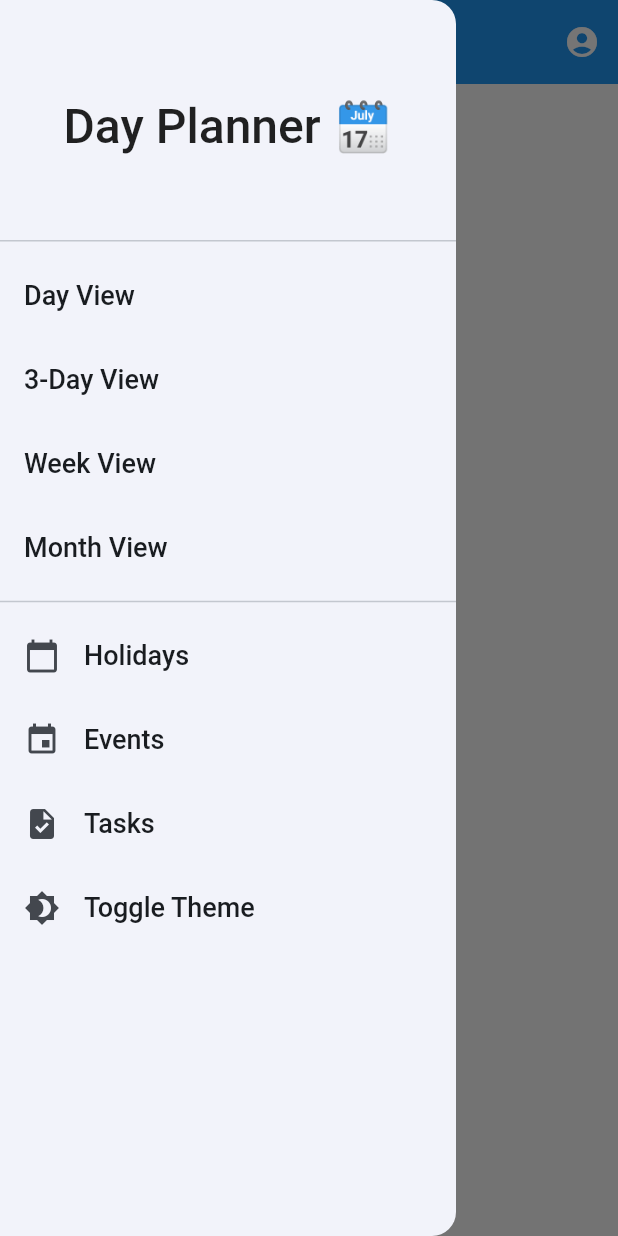
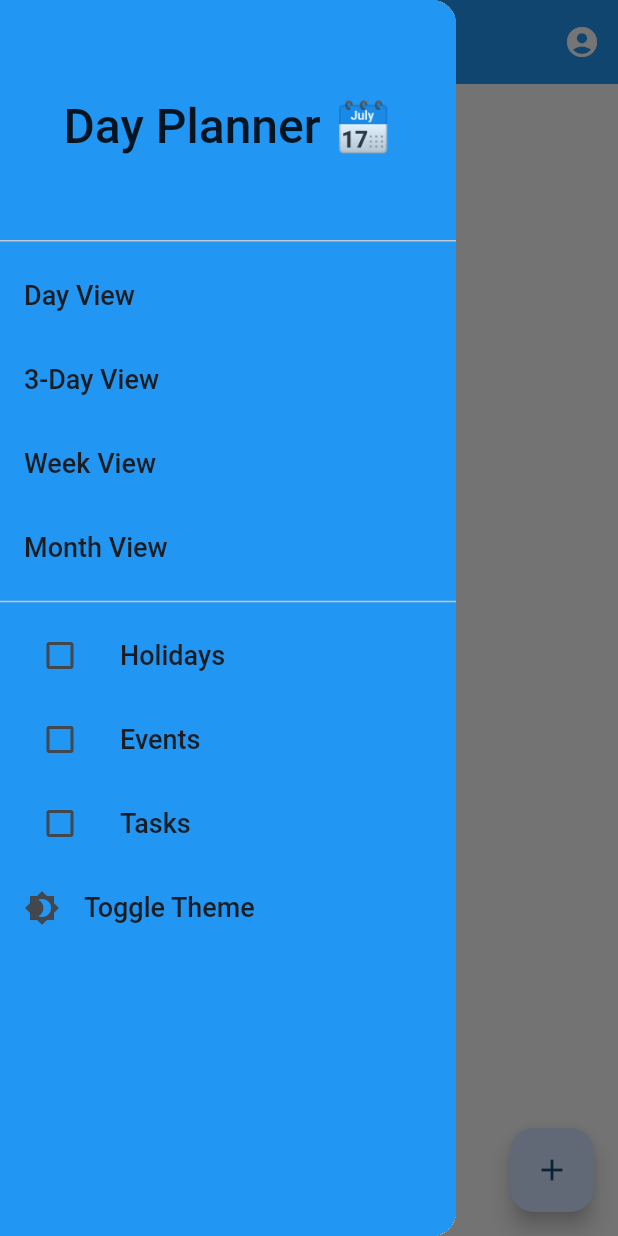
Before and after one commit to Akenooz/software-dev-repos, a Flutter app: the screen it shows after launch, with the side drawer open, on a phone screen of 412 x 824 dp. Run offline on Flutter 3.47's test engine with Material 2 defaults, Android fonts, the phone set to English and light mode, and no system bars.

Commit message:
color issue fixed

```diff
--- a/dev/lib/main.dart
+++ b/dev/lib/main.dart
@@ -27,7 +27,7 @@ class _MyAppState extends State<MyApp> {
   );
 
   final ThemeData darkTheme = ThemeData.dark().copyWith(
-    primaryColor: Color.fromARGB(255, 52, 255, 93),
+    primaryColor: Color.fromARGB(255, 255, 0, 0),
     platform: TargetPlatform.android,
     brightness: Brightness.dark,
     useMaterial3: true,
@@ -36,10 +36,10 @@ class _MyAppState extends State<MyApp> {
       bodyLarge: TextStyle(fontSize: 18, color: Colors.white),
     ),
     appBarTheme: const AppBarTheme(
-      color: Colors.blueGrey,
+      color: Colors.blue,
       iconTheme: IconThemeData(color: Colors.white),
     ),
-    colorScheme: ColorScheme.fromSeed(seedColor: Colors.blueGrey),
+    colorScheme: ColorScheme.fromSeed(seedColor: Color.fromARGB(255, 255, 255, 255)),
   );
 
   ThemeMode _themeMode = ThemeMode.light;
@@ -71,6 +71,8 @@ class _MyAppState extends State<MyApp> {
           ],
         ),
         drawer: Drawer(
+          child: Container(
+            color: darkTheme.appBarTheme.color, // Set drawer background color
             child: ListView(
               children: [
                 DrawerHeader(
@@ -105,27 +107,33 @@ class _MyAppState extends State<MyApp> {
                     // Handle month view
                   },
                 ),
-              Divider(), // Divider for separation
+                Divider(),
                 ListTile(
                   title: Text("Holidays"),
-                leading: Icon(Icons.calendar_today),
-                onTap: () {
-                  // Handle holidays
+                  leading: Checkbox(
+                    value: false, // Replace with the holiday checkbox value
+                    onChanged: (value) {
+                      // Handle holiday checkbox
                     },
+                  ),
                 ),
                 ListTile(
                   title: Text("Events"),
-                leading: Icon(Icons.event),
-                onTap: () {
-                  // Handle events
+                  leading: Checkbox(
+                    value: false, // Replace with the events checkbox value
+                    onChanged: (value) {
+                      // Handle events checkbox
                     },
+                  ),
                 ),
                 ListTile(
                   title: Text("Tasks"),
-                leading: Icon(Icons.task),
-                onTap: () {
-                  // Handle tasks
+                  leading: Checkbox(
+                    value: false, // Replace with the tasks checkbox value
+                    onChanged: (value) {
+                      // Handle tasks checkbox
                     },
+                  ),
                 ),
                 ListTile(
                   title: Text("Toggle Theme"),
@@ -136,6 +144,13 @@ class _MyAppState extends State<MyApp> {
             ),
           ),
         ),
+        floatingActionButton: FloatingActionButton(
+          onPressed: () {
+            // Handle adding tasks
+          },
+          child: Icon(Icons.add),
+        ),
+      ),
     );
   }
 }
```
Lines whose indentation alone changed are shown as unchanged.
